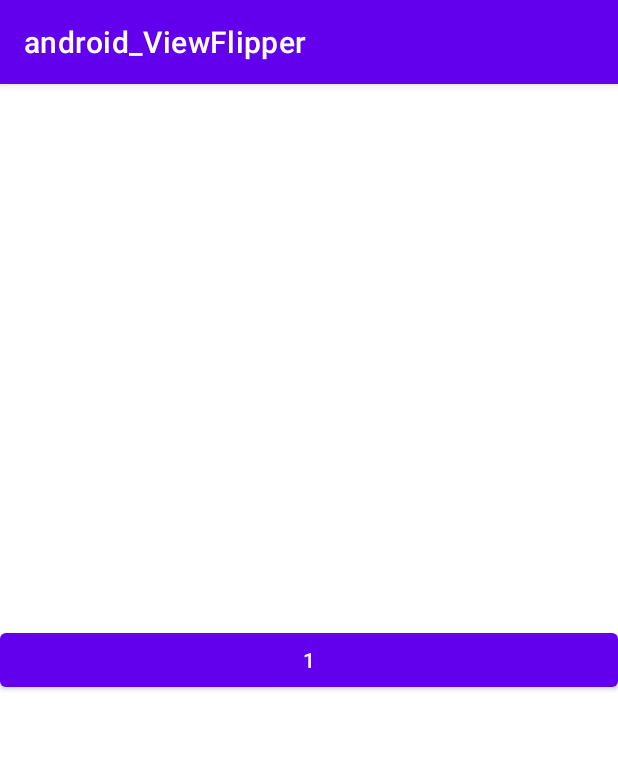
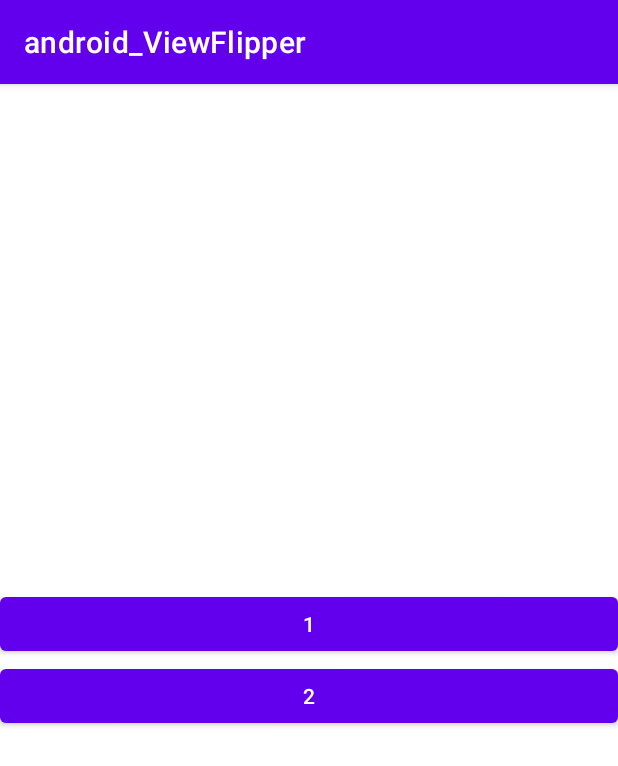
Before and after one commit to maomao124/android_ViewFlipper, an Android app: the screen it shows after launch (MainActivity), on a phone screen of 412 x 824 dp. Shown: the top 766 px of the screen. Run offline under Robolectric (Android 15) with nearby library versions, the phone set to English and light mode, and no system bars.

Commit message:
android_ViewFlipper

```diff
--- a/app/src/main/java/mao/android_viewflipper/MainActivity.java
+++ b/app/src/main/java/mao/android_viewflipper/MainActivity.java
@@ -23,5 +23,13 @@ public class MainActivity extends AppCompatActivity
                 startActivity(new Intent(MainActivity.this, MainActivity2.class));
             }
         });
+        findViewById(R.id.Button2).setOnClickListener(new View.OnClickListener()
+        {
+            @Override
+            public void onClick(View v)
+            {
+                startActivity(new Intent(MainActivity.this, MainActivity3.class));
+            }
+        });
     }
 }
--- a/app/src/main/res/layout/activity_main.xml
+++ b/app/src/main/res/layout/activity_main.xml
@@ -14,4 +14,10 @@
             android:layout_height="wrap_content"
             android:text="1" />
 
+    <Button
+            android:id="@+id/Button2"
+            android:layout_width="match_parent"
+            android:layout_height="wrap_content"
+            android:text="2" />
+
 </LinearLayout>
```
Also changed, not shown: app/src/main/AndroidManifest.xml (+7 -0 lines), app/src/main/java/mao/android_viewflipper/MainActivity3.java (added, +39 -0 lines), app/src/main/res/layout/activity_main3.xml (added, +15 -0 lines).
